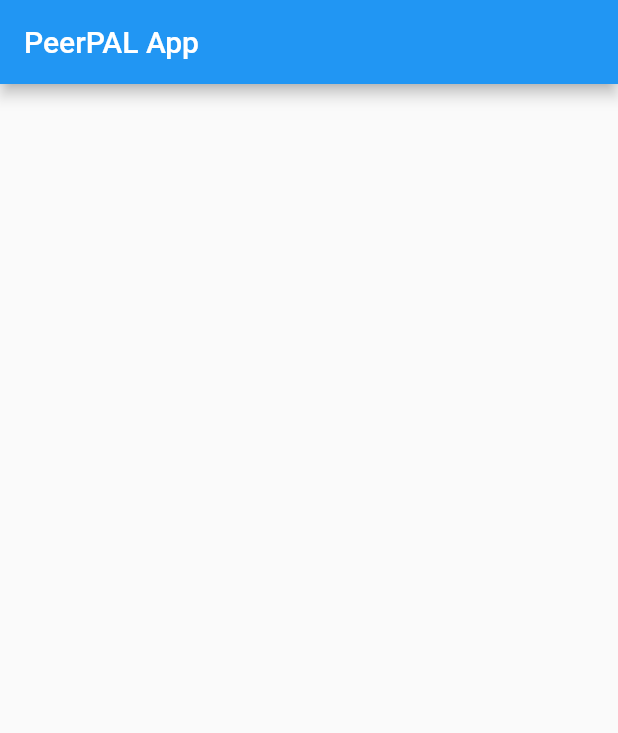
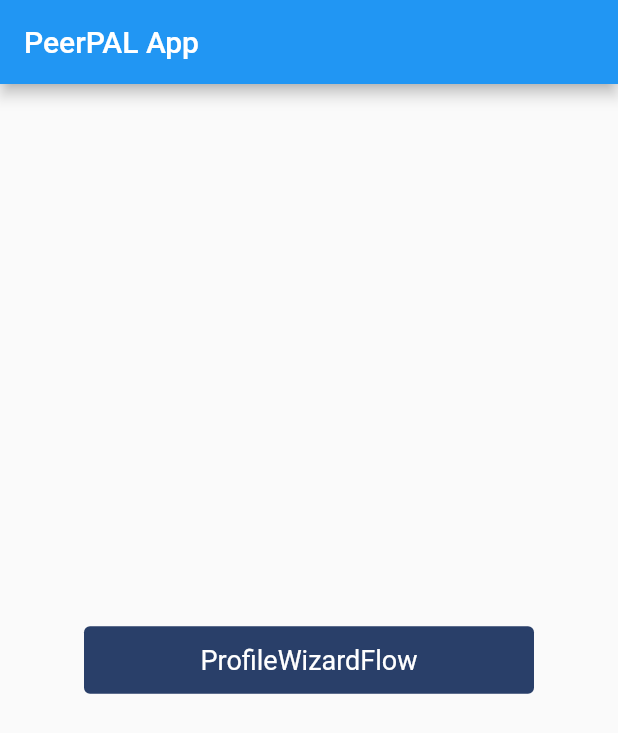
Before and after one commit to logo-othr/peerpal, a Flutter app: the screen it shows after launch, on a phone screen of 412 x 824 dp. Shown: the top 733 px of the screen. Run offline on Flutter 3.47's test engine with Material 2 defaults, Android fonts, the phone set to English and light mode, and no system bars; our stand-ins replace bloc, flutter_bloc; missing offline and left inert: flow_builder; Roboto replaces fonts that are missing (CustomPeerPalFontFamily).

```diff
--- a/lib/main.dart
+++ b/lib/main.dart
@@ -1,28 +1,41 @@
 import 'package:flutter/material.dart';
+import 'package:flutter_bloc/flutter_bloc.dart';
+import 'package:peerpal/profile_wizard_flow/repository/profile_wizard_repository.dart';
+import 'package:peerpal/widgets/custom_peerpal_button.dart';
+
+import 'profile_wizard_flow/pages/profile_wizard_flow.dart';
 
 void main() {
-  runApp(MyApp());
+  runApp(MyApp(profileWizardRepository: ProfileWizardRepository(),));
 }
 
 class MyApp extends StatelessWidget {
-  // This widget is the root of your application.
+  MyApp({Key? key, required ProfileWizardRepository profileWizardRepository})
+      : _profileWizardRepository = profileWizardRepository,
+        super(key: key);
+
+  final ProfileWizardRepository _profileWizardRepository;
+
   @override
   Widget build(BuildContext context) {
-    return MaterialApp(
-      title: 'PeerPAL',
-      theme: ThemeData(
-        primarySwatch: Colors.blue,
-        visualDensity: VisualDensity.adaptivePlatformDensity,
+    return RepositoryProvider.value(
+      value: _profileWizardRepository,
+      child: MaterialApp(
+        title: 'PeerPAL',
+        theme: ThemeData(
+          primarySwatch: Colors.blue,
+          visualDensity: VisualDensity.adaptivePlatformDensity,
+        ),
+        home: MyHomePage(title: 'PeerPAL App'),
       ),
-      home: MyHomePage(title: 'PeerPAL App'),
     );
   }
 }
 
 class MyHomePage extends StatefulWidget {
-  MyHomePage({Key key, this.title}) : super(key: key);
+  MyHomePage({Key? key, this.title}) : super(key: key);
 
-  final String title;
+  final String? title;
 
   @override
   _MyHomePageState createState() => _MyHomePageState();
@@ -34,10 +47,11 @@ class _MyHomePageState extends State<MyHomePage> {
   Widget build(BuildContext context) {
     return Scaffold(
       appBar: AppBar(
-        title: Text(widget.title),
+        title: Text(widget.title!),
       ),
       body: Center(
-        child: MaterialButton(
+        child: CustomPeerPALButton(
+          text: "ProfileWizardFlow",
           onPressed: () async {
             await Navigator.of(context).push(ProfileWizardFlow.route());
           },
```
